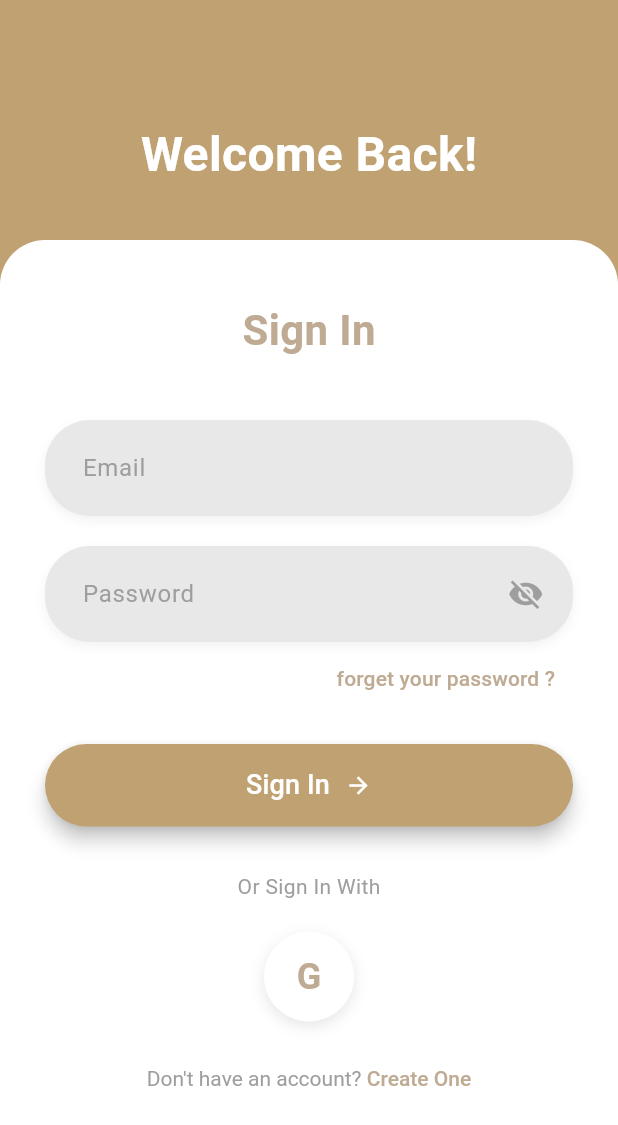
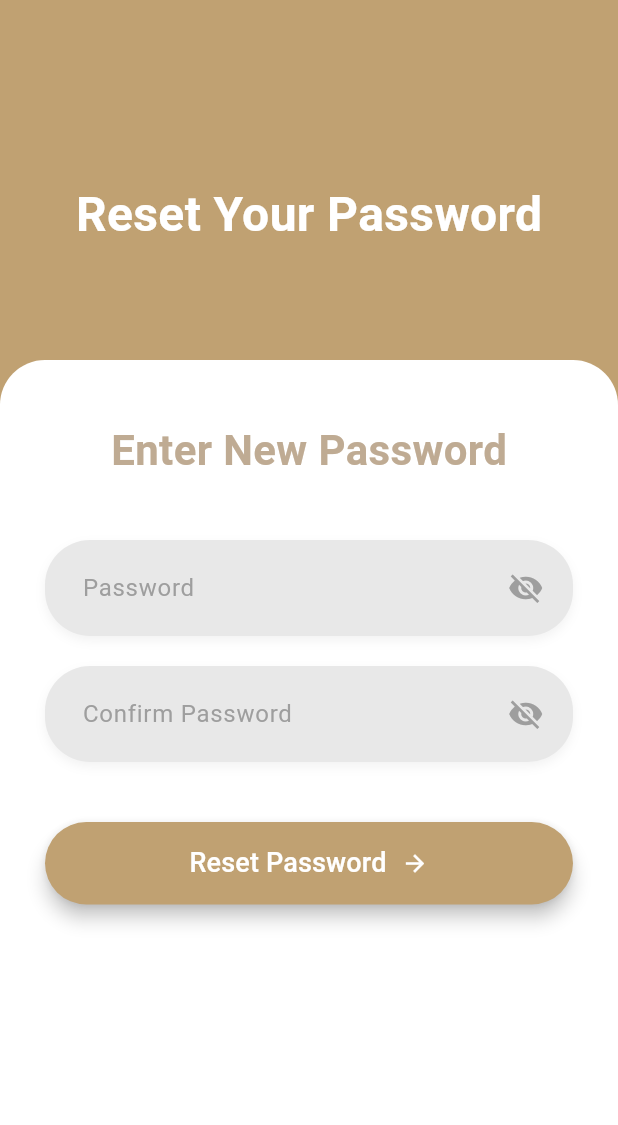
Before and after one commit to Deonmayon/NuadPah, a Flutter app: the ResetPage screen opened directly, on a phone screen of 412 x 824 dp. Shown: the top 1125 px of the screen. Run offline on Flutter 3.47's test engine with Material 3 defaults, Android fonts, the phone set to English and light mode, and no system bars.

Commit message:
finish frontend forgetpassword and change overall layout

```diff
--- a/frontend/lib/pages/forgetpassword/reset.dart
+++ b/frontend/lib/pages/forgetpassword/reset.dart
@@ -49,12 +49,12 @@ class _ResetPageState extends State<ResetPage> {
             children: [
               // Welcome Text
               Positioned(
-                top: 80,
+                top: 120,
                 left: 0,
                 right: 0,
                 child: Center(
                   child: Text(
-                    'Welcome Back!',
+                    'Reset Your Password',
                     style: TextStyle(
                       fontSize: 32,
                       fontWeight: FontWeight.bold,
@@ -66,7 +66,7 @@ class _ResetPageState extends State<ResetPage> {
 
               // White Container with Curved Top
               Positioned(
-                top: 160,
+                top: 240,
                 child: Container(
                   width: MediaQuery.of(context).size.width,
                   height: MediaQuery.of(context).size.height - 160,
@@ -85,7 +85,7 @@ class _ResetPageState extends State<ResetPage> {
                       children: [
                         SizedBox(height: 20),
                         Text(
-                          'Sign In',
+                          'Enter New Password',
                           style: TextStyle(
                             fontSize: 28,
                             color: Color(0xFFBFAB93),
@@ -94,7 +94,7 @@ class _ResetPageState extends State<ResetPage> {
                         ),
                         SizedBox(height: 40),
 
-                        // Email TextField
+                        // Password TextField
                         Container(
                           decoration: BoxDecoration(
                             color: Color(0xFFE8E8E8),
@@ -110,17 +110,22 @@ class _ResetPageState extends State<ResetPage> {
                           child: TextField(
                             controller: _usernameController,
                             decoration: InputDecoration(
-                              hintText: 'Email',
+                              hintText: 'Password',
                               hintStyle: TextStyle(color: Colors.grey),
                               border: InputBorder.none,
                               contentPadding: EdgeInsets.symmetric(
                                   horizontal: 25, vertical: 20),
+                              suffixIcon: Padding(
+                                padding: EdgeInsets.only(right: 15),
+                                child: Icon(Icons.visibility_off,
+                                    color: Colors.grey),
+                              ),
                             ),
                           ),
                         ),
                         SizedBox(height: 20),
 
-                        // Password TextField
+                        // Confirm Password TextField
                         Container(
                           decoration: BoxDecoration(
                             color: Color(0xFFE8E8E8),
@@ -137,7 +142,7 @@ class _ResetPageState extends State<ResetPage> {
                             controller: _passwordController,
                             obscureText: true,
                             decoration: InputDecoration(
-                              hintText: 'Password',
+                              hintText: 'Confirm Password',
                               hintStyle: TextStyle(color: Colors.grey),
                               border: InputBorder.none,
                               contentPadding: EdgeInsets.symmetric(
@@ -150,6 +155,7 @@ class _ResetPageState extends State<ResetPage> {
                             ),
                           ),
                         ),
+                        SizedBox(height: 40),
 
                         if (_errorMessage.isNotEmpty)
                           Padding(
@@ -160,23 +166,7 @@ class _ResetPageState extends State<ResetPage> {
                             ),
                           ),
 
-                        // Forget Password Link
-                        Align(
-                          alignment: Alignment.centerRight,
-                          child: TextButton(
-                            onPressed: () {},
-                            child: Text(
-                              'forget your password ?',
-                              style: TextStyle(
-                                color: Color(0xFFBFAB93),
-                                fontSize: 14,
-                              ),
-                            ),
-                          ),
-                        ),
-                        SizedBox(height: 20),
-
-                        // Sign In Button
+                        // Reset Password Button
                         Container(
                           width: double.infinity,
                           height: 55,
@@ -193,7 +183,7 @@ class _ResetPageState extends State<ResetPage> {
                               mainAxisAlignment: MainAxisAlignment.center,
                               children: [
                                 Text(
-                                  'Sign In',
+                                  'Reset Password',
                                   style: TextStyle(
                                     color: Colors.white,
                                     fontSize: 18,
@@ -209,70 +199,6 @@ class _ResetPageState extends State<ResetPage> {
 
                         SizedBox(height: 30),
 
-                        // Or Sign In With Text
-                        Center(
-                          child: Text(
-                            'Or Sign In With',
-                            style: TextStyle(
-                              color: Colors.grey,
-                              fontSize: 14,
-                            ),
-                          ),
-                        ),
-
-                        SizedBox(height: 20),
-
-                        // Google Sign In Button
-                        Center(
-                          child: Container(
-                            width: 60,
-                            height: 60,
-                            decoration: BoxDecoration(
-                              shape: BoxShape.circle,
-                              color: Colors.white,
-                              boxShadow: [
-                                BoxShadow(
-                                  color: Colors.black.withOpacity(0.1),
-                                  blurRadius: 8,
-                                  offset: Offset(0, 3),
-                                ),
-                              ],
-                            ),
-                            child: Center(
-                              child: Text(
-                                'G',
-                                style: TextStyle(
-                                  fontSize: 24,
-                                  color: Color(0xFFBFAB93),
-                                  fontWeight: FontWeight.bold,
-                                ),
-                              ),
-                            ),
-                          ),
-                        ),
-
-                        SizedBox(height: 30),
-
-                        // Create Account Link
-                        Center(
-                          child: RichText(
-                            text: TextSpan(
-                              text: "Don't have an account? ",
-                              style: TextStyle(color: Colors.grey),
-                              children: [
-                                TextSpan(
-                                  text: 'Create One',
-                                  style: TextStyle(
-                                    color: Color(0xFFBFAB93),
-                                    fontWeight: FontWeight.w500,
-                                  ),
-                                  recognizer: TapGestureRecognizer()
-                                    ..onTap = _register,
-                                ),
-                              ],
-                            ),
-                          ),
-                        ),
                       ],
                     ),
                   ),
--- a/frontend/lib/pages/login.dart
+++ b/frontend/lib/pages/login.dart
@@ -57,7 +57,7 @@ class _LoginPageState extends State<LoginPage> {
             children: [
               // Welcome Text
               Positioned(
-                top: 80,
+                top: 120,
                 left: 0,
                 right: 0,
                 child: Center(
@@ -74,7 +74,7 @@ class _LoginPageState extends State<LoginPage> {
 
               // White Container with Curved Top
               Positioned(
-                top: 160,
+                top: 240,
                 child: Container(
                   width: MediaQuery.of(context).size.width,
                   height: MediaQuery.of(context).size.height - 160,
--- a/frontend/lib/pages/register.dart
+++ b/frontend/lib/pages/register.dart
@@ -51,7 +51,7 @@ class _RegisterPageState extends State<RegisterPage> {
             children: [
               // Welcome Text
               Positioned(
-                top: 80,
+                top: 120,
                 left: 0,
                 right: 0,
                 child: Center(
@@ -68,7 +68,7 @@ class _RegisterPageState extends State<RegisterPage> {
 
               // White Container with Curved Top
               Positioned(
-                top: 160,
+                top: 240,
                 child: Container(
                   width: MediaQuery.of(context).size.width,
                   height: MediaQuery.of(context).size.height - 160,
```
Also changed, not shown: frontend/lib/pages/forgetpassword/forget.dart (+12 -6 lines), frontend/lib/pages/forgetpassword/otp.dart (+123 -68 lines), frontend/pubspec.yaml (+2 -66 lines), frontend/assets/images/mail.png (added).
